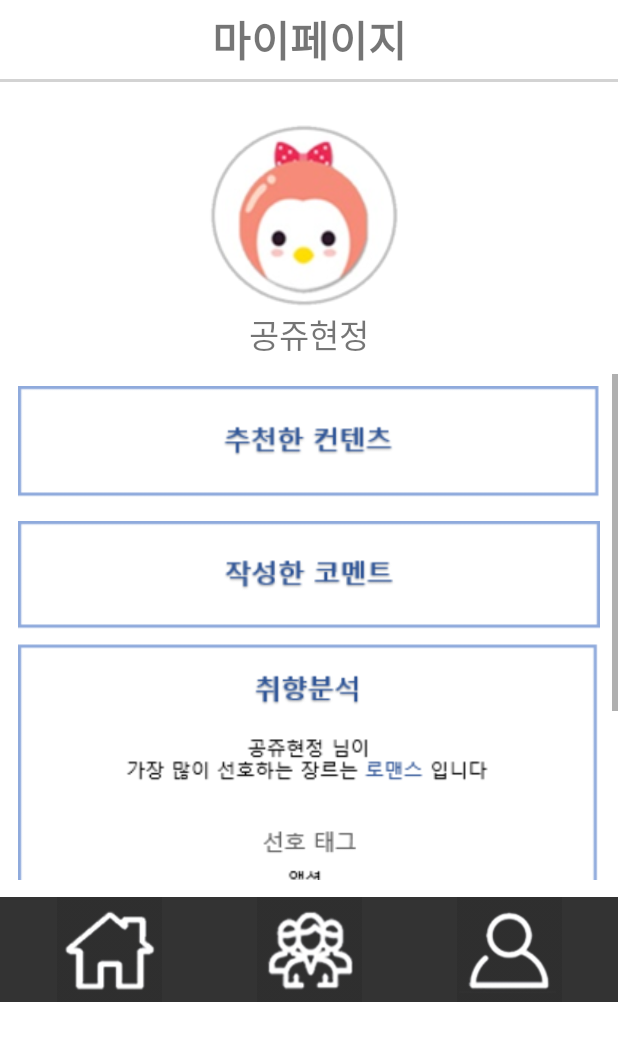
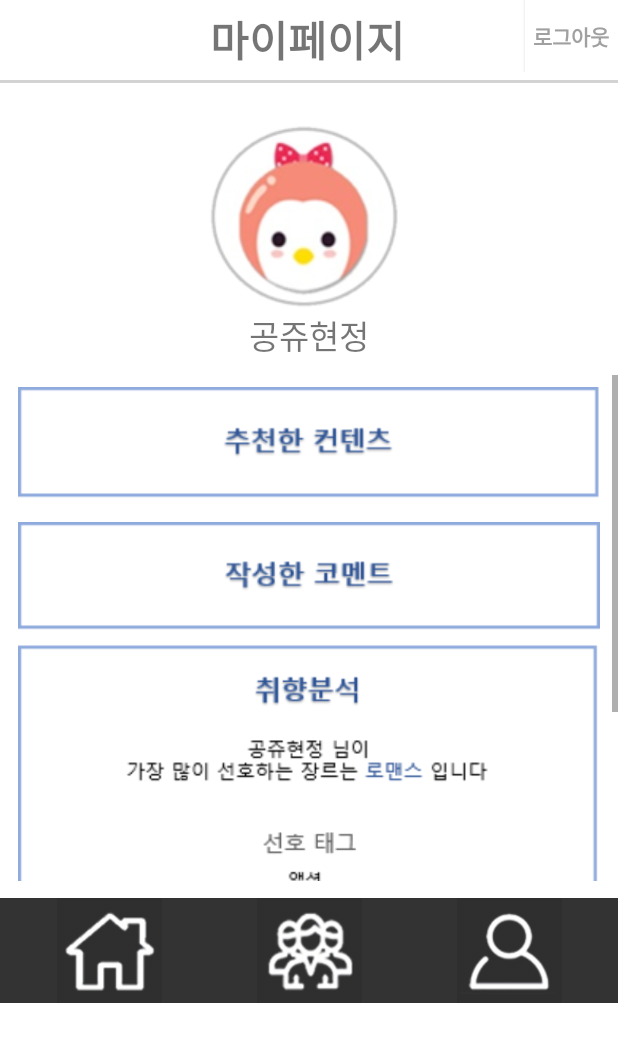
Before and after one commit to HyunJung421/Reviews, an Android app: the MypageActivity screen opened directly, with no data from a screen before it, on a phone screen of 412 x 824 dp. Shown: the top 1042 px of the screen. Run offline under Robolectric (Android 15) with nearby library versions, the phone set to English and light mode, and no system bars.

Commit message:
로그아웃 구현

```diff
--- a/app/src/main/java/com/example/reviews/GlobalVariable.java
+++ b/app/src/main/java/com/example/reviews/GlobalVariable.java
@@ -11,6 +11,7 @@ public class GlobalVariable extends Application {
         super.onCreate();
     }
 
+    // app 종료 시 가장 마지막에 실행 “데이터 삭제 및 해제 담당”
     public void onTerminate() {
         super.onTerminate();
     }
@@ -24,4 +25,6 @@ public class GlobalVariable extends Application {
     public String getData() {
         return user;
     }
+
+    public void deleteData() { this.user = ""; }
 }
--- a/app/src/main/java/com/example/reviews/LoginActivity.java
+++ b/app/src/main/java/com/example/reviews/LoginActivity.java
@@ -86,7 +86,7 @@ public class LoginActivity extends AppCompatActivity {
         else {  // 자동로그인이 아닐 경우
             login_input_id = (EditText)findViewById(R.id.login_input_id);
             login_input_pw = (EditText)findViewById(R.id.login_input_pw);
-            login_auto_ch = (CheckBox)findViewById(R.id.login_auto_check);
+            login_auto_ch = (CheckBox)findViewById(R.id.login_check_auto);
 
             // 로그인 버튼 등록 및 리스너 구현
             btnLogin = (Button)findViewById(R.id.login_btn_login);
--- a/app/src/main/res/layout/login_layout.xml
+++ b/app/src/main/res/layout/login_layout.xml
@@ -46,7 +46,7 @@
 
     // 자동 로그인 체크박스
     <CheckBox
-        android:id="@+id/login_auto_check"
+        android:id="@+id/login_check_auto"
         android:layout_width="wrap_content"
         android:layout_height="wrap_content"
         android:layout_marginTop="5dp"
--- a/app/src/main/res/layout/mypage_layout.xml
+++ b/app/src/main/res/layout/mypage_layout.xml
@@ -12,18 +12,30 @@
     <LinearLayout
         android:layout_width="match_parent"
         android:layout_height="wrap_content"
-        android:orientation="vertical">
+        android:orientation="horizontal">
 
         // 마이페이지
         <TextView
-            android:layout_width="match_parent"
+            android:layout_width="wrap_content"
             android:layout_height="wrap_content"
             android:layout_marginTop="5dp"
             android:gravity="center"
+            android:layout_marginLeft="140dp"
             android:text="마이페이지"
             android:textSize="28dp"
             android:textStyle="bold"/>
 
+        <Button
+            android:id="@+id/mypage_btn_logout"
+            android:layout_width="wrap_content"
+            android:layout_height="wrap_content"
+            android:layout_gravity="right"
+            android:layout_marginLeft="80dp"
+            android:background="#ffffff"
+            android:text="로그아웃"
+            android:textStyle="bold"
+            android:textColor="#A1A0A0" />
+    </LinearLayout>
     // 수평선
     <View
         android:layout_marginTop="5dp"
@@ -32,7 +44,6 @@
         android:layout_height="2dp"
         android:layout_centerInParent="true"
         android:background="#D3D3D3" />
-    </LinearLayout>
 
     // 프로필, UserName
     <ImageView
```
Also changed, not shown: app/src/main/java/com/example/reviews/MypageActivity.java (+28 -0 lines). Lines whose indentation alone changed are shown as unchanged.
